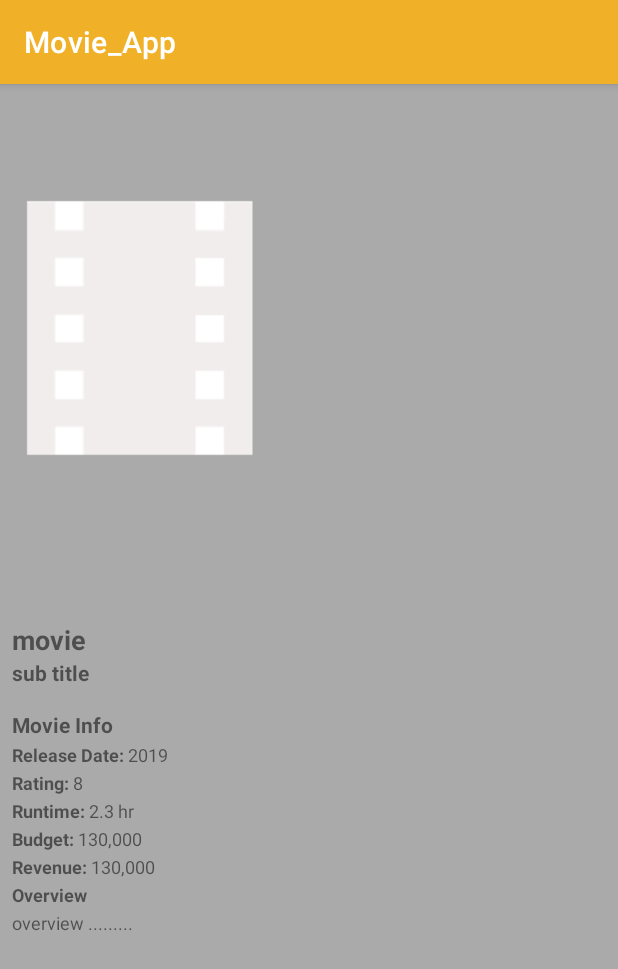
After one commit to Malerhjerne/Android_MovieApp, an Android app: the MovieActivity screen opened directly, with no data from a screen before it, on a phone screen of 412 x 824 dp. The commit adds this screen. Shown: the top 969 px of the screen. Run offline under Robolectric (Android 15) with nearby library versions, the phone set to English and light mode, and no system bars; pictures from the network do not load.

Commit message:
nice commit jeg går i seng

```diff
--- /dev/null
+++ b/app/src/main/java/com/example/movie_app/MovieFragment.kt
@@ -0,0 +1,23 @@
+package com.example.movie_app
+
+import android.os.Bundle
+import android.view.LayoutInflater
+import android.view.View
+import android.view.ViewGroup
+import android.widget.TextView
+import androidx.fragment.app.Fragment
+
+class MovieFragment : Fragment() {
+
+    override fun onCreateView(
+        inflater: LayoutInflater,
+        container: ViewGroup?,
+        savedInstanceState: Bundle?
+    ): View? {
+        val v = inflater.inflate(R.layout.fragment_movie, container, false)
+        val textView = v.findViewById<TextView>(R.id.movie_title)
+        return v
+    }
+
+
+}
--- a/app/src/main/java/com/example/movie_app/adapters/PopularMovieAdapter.kt
+++ b/app/src/main/java/com/example/movie_app/adapters/PopularMovieAdapter.kt
@@ -1,5 +1,6 @@
 package com.example.movie_app.adapters
 
+import android.os.Bundle
 import android.os.Debug
 import android.util.Log
 import android.view.LayoutInflater
@@ -13,10 +14,13 @@ import com.example.movie_app.OnItemClickListener
 import com.example.movie_app.R
 import com.example.movie_app.models.MovieModel
 import com.example.movie_app.viewmodels.MovieViewModel
+import com.example.movie_app.views.MainActivity
 
 private const val api_url = "https://image.tmdb.org/t/p/w342/"
 /*https://image.tmdb.org/t/p/w342/pgqgaUx1cJb5oZQQ5v0tNARCeBp.jpg*/
 class PopularMovieAdapter() : RecyclerView.Adapter<PopularMovieAdapter.ViewHolder>() {
+
+    var mainacc = MainActivity()
 
     //var movieList = ArrayList<MovieModel>()       // used when calling api from adapter -- now api is called in viewmodel
     var movieViewModel = MovieViewModel()
@@ -40,8 +44,20 @@ class PopularMovieAdapter() : RecyclerView.Adapter<PopularMovieAdapter.ViewHolde
         }
 
         override fun onItemClick(position: Int) {
-            Log.i("CHEKKK",position.toString())
-            Log.i("CHEKKK",movieList[position].title)
+            Log.i("CHEKKKpos",position.toString())
+            Log.i("CHEKKKtitle",movieList[position].title)
+            Log.i("CHEKKKid",movieList[position].id.toString())
+
+            var bundle = Bundle()
+            bundle.putLong("movID", movieList[position].id)
+            bundle.putString("movTitle", movieList[position].title)
+            bundle.putString("movOverview", movieList[position].overview)
+            bundle.putString("movPosterPath", movieList[position].posterPath)
+            bundle.putString("movBackdrop", movieList[position].backdropPath)
+            bundle.putFloat("movAvgRating", movieList[position].rating)
+            bundle.putString("movReleaseDate", movieList[position].releaseDate)
+
+            mainacc.startfragment(bundle)
         }
 
         override fun onClick(v: View?) {
--- a/app/src/main/java/com/example/movie_app/adapters/TopRatedMovieAdapter.kt
+++ b/app/src/main/java/com/example/movie_app/adapters/TopRatedMovieAdapter.kt
@@ -1,5 +1,6 @@
 package com.example.movie_app.adapters
 
+import android.os.Bundle
 import android.util.Log
 import android.view.LayoutInflater
 import android.view.View
@@ -17,6 +18,8 @@ import com.example.movie_app.views.MainActivity
 private const val api_url = "https://image.tmdb.org/t/p/w342/"
 class TopRatedMovieAdapter():RecyclerView.Adapter<TopRatedMovieAdapter.TopRatedViewHolder>()
     {
+
+        var mainacc = MainActivity()
 
       //  var movieList = ArrayList<MovieModel>()
         var movieViewModel = MovieViewModel()
@@ -41,10 +44,21 @@ class TopRatedMovieAdapter():RecyclerView.Adapter<TopRatedMovieAdapter.TopRatedV
             }
 
             override fun onItemClick(position: Int) {
+                Log.i("CHEKKKpos",position.toString())
+                Log.i("CHEKKKtitle",movieList[position].title)
+                Log.i("CHEKKKid",movieList[position].id.toString())
 
-                    Log.i("CHEKKK",position.toString())
-                    Log.i("CHEKKK",movieList[position].title)
-                }
+                var bundle = Bundle()
+                bundle.putLong("movID", movieList[position].id)
+                bundle.putString("movTitle", movieList[position].title)
+                bundle.putString("movOverview", movieList[position].overview)
+                bundle.putString("movPosterPath", movieList[position].posterPath)
+                bundle.putString("movBackdrop", movieList[position].backdropPath)
+                bundle.putFloat("movAvgRating", movieList[position].rating)
+                bundle.putString("movReleaseDate", movieList[position].releaseDate)
+
+                mainacc.startfragment(bundle)
+            }
 
             override fun onClick(v: View?) {
                 val position = adapterPosition
--- a/app/src/main/java/com/example/movie_app/adapters/UpcomingMovieAdapter.kt
+++ b/app/src/main/java/com/example/movie_app/adapters/UpcomingMovieAdapter.kt
@@ -7,6 +7,7 @@ import android.util.Log
 import android.view.LayoutInflater
 import android.view.View
 import android.view.ViewGroup
+import android.widget.FrameLayout
 import android.widget.ImageView
 import android.widget.TextView
 import androidx.appcompat.app.AppCompatActivity
@@ -14,10 +15,13 @@ import androidx.fragment.app.commit
 import androidx.fragment.app.replace
 import androidx.recyclerview.widget.RecyclerView
 import com.bumptech.glide.Glide
+import com.example.movie_app.MovieFragment
 import com.example.movie_app.BlueFragment
 import com.example.movie_app.OnItemClickListener
 import com.example.movie_app.R
 import com.example.movie_app.viewmodels.MovieViewModel
+import com.example.movie_app.views.MainActivity
+import com.google.gson.annotations.SerializedName
 
 
 private const val api_url = "https://image.tmdb.org/t/p/w342/"
@@ -31,7 +35,7 @@ class UpcomingMovieAdapter():RecyclerView.Adapter<UpcomingMovieAdapter.UpcomingV
 
     val movFragment = BlueFragment()
         private var pageCounter:Int = 1;
-    private lateinit var mainacc:Activity
+
         init {
             movieViewModel.loadUpcomingMovies(movieList)
             Log.i("Teess", "Er Vi her ")
@@ -61,6 +65,7 @@ class UpcomingMovieAdapter():RecyclerView.Adapter<UpcomingMovieAdapter.UpcomingV
                     bundle.putFloat("movAvgRating", movieList[position].rating)
                     bundle.putString("movReleaseDate", movieList[position].releaseDate)
                     movFragment.setArguments(bundle)
+                    //mainacc.startfragment(bundle)
                 }
 
 
--- a/app/src/main/java/com/example/movie_app/views/MainActivity.kt
+++ b/app/src/main/java/com/example/movie_app/views/MainActivity.kt
@@ -1,9 +1,11 @@
 package com.example.movie_app.views
 
+import android.content.Intent
 import android.content.res.Configuration
 import android.os.Bundle
 import android.util.Log
 import android.widget.Button
+
 import androidx.appcompat.app.AppCompatActivity
 import androidx.fragment.app.add
 import androidx.fragment.app.commit
@@ -11,6 +13,7 @@ import androidx.lifecycle.ViewModelProvider
 import androidx.recyclerview.widget.LinearLayoutManager
 import androidx.recyclerview.widget.RecyclerView
 import com.example.movie_app.BlueFragment
+import com.example.movie_app.MovieFragment
 import com.example.movie_app.R
 import com.example.movie_app.adapters.PopularMovieAdapter
 import com.example.movie_app.adapters.TopRatedMovieAdapter
@@ -109,6 +112,21 @@ class MainActivity : AppCompatActivity(){
         })*/
     }
 
+
+    /*fun startfragment(bundle: Bundle){
+
+
+        val intent = Intent(this, MovieActivity::class.java).apply{
+            putExtra("bigbundle", bundle)
+        }
+        startActivity(intent)
+
+        //findViewById<FragmentContainerView>(R.id.container)
+        Log.i("BIGtttt", "BIG TESTTTTTT")
+
+    }*/
+
+
     override fun onResume() {
         super.onResume()
         movieViewModel.loadTopRatedMovies(topRatedMovieList)
--- /dev/null
+++ b/app/src/main/java/com/example/movie_app/views/MovieActivity.kt
@@ -0,0 +1,27 @@
+package com.example.movie_app.views
+
+import androidx.appcompat.app.AppCompatActivity
+import android.os.Bundle
+import android.widget.ImageView
+import android.widget.TextView
+import com.bumptech.glide.Glide
+import com.example.movie_app.R
+
+private const val api_url = "https://image.tmdb.org/t/p/w342/"
+
+class MovieActivity : AppCompatActivity() {
+    override fun onCreate(savedInstanceState: Bundle?) {
+        super.onCreate(savedInstanceState)
+        setContentView(R.layout.fragment_movie)
+
+
+        val bundie = intent.getBundleExtra("bigbundle")
+
+        val posterV = findViewById<ImageView>(R.id.movie_poster).apply {
+            //val urlTocall = String.format(api_url + movieList[position].posterPath,)
+            //Glide.with(viewHolder.imageView.context).clear(viewHolder.imageView)
+            //Glide.with(viewHolder.imageView.context).load(urlTocall).into(viewHolder.imageView);
+        }
+
+    }
+}
--- a/app/src/main/res/layout/activity_main.xml
+++ b/app/src/main/res/layout/activity_main.xml
@@ -6,6 +6,10 @@
     android:layout_width="match_parent"
     android:layout_height="match_parent"
     tools:context=".views.MainActivity">
+
+
+
+
 
     <TextView
         android:id="@+id/popularMoviesTextView"
--- /dev/null
+++ b/app/src/main/res/layout/fragment_movie.xml
@@ -0,0 +1,208 @@
+<?xml version="1.0" encoding="utf-8"?>
+<LinearLayout xmlns:android="http://schemas.android.com/apk/res/android"
+    android:orientation="vertical"
+    android:layout_width="match_parent"
+    android:layout_height="match_parent"
+    android:background="@android:color/darker_gray"
+    android:gravity="center">
+
+    //fingerscrossed
+    <LinearLayout
+        android:layout_width="match_parent"
+        android:layout_height="match_parent"
+        android:orientation="vertical">
+
+
+        <ScrollView
+            android:layout_width="match_parent"
+            android:layout_height="match_parent">
+
+            <LinearLayout
+                android:layout_width="match_parent"
+                android:layout_height="wrap_content"
+                android:orientation="vertical"
+                android:id="@+id/linearLayout">
+
+
+                <ImageView
+                    android:id="@+id/movie_poster"
+                    android:layout_width="match_parent"
+                    android:layout_height="350dp"
+                    android:layout_gravity="center"
+                    android:scaleType="matrix"
+                    android:src="@drawable/poster_placeholder"/>
+
+                <LinearLayout
+                    android:layout_width="match_parent"
+                    android:layout_height="match_parent"
+                    android:orientation="vertical"
+                    android:layout_margin="8dp">
+
+                    <TextView
+                        android:id="@+id/movie_title"
+                        android:layout_width="wrap_content"
+                        android:layout_height="wrap_content"
+                        android:text="movie"
+                        android:textStyle="bold"
+                        android:textSize="18sp"/>
+
+                    <TextView
+                        android:id="@+id/movie_tagline"
+                        android:layout_width="wrap_content"
+                        android:layout_height="wrap_content"
+                        android:text="sub title"
+                        android:textSize="14sp"
+                        android:textStyle="bold"/>
+
+                    <TextView
+                        android:layout_width="wrap_content"
+                        android:layout_height="wrap_content"
+                        android:text="Movie Info"
+                        android:layout_marginTop="15dp"
+                        android:textSize="14sp"
+                        android:textStyle="bold"/>
+
+                    <LinearLayout
+                        android:layout_width="match_parent"
+                        android:layout_height="match_parent"
+                        android:orientation="horizontal"
+                        >
+
+                        <TextView
+                            android:layout_width="wrap_content"
+                            android:layout_height="wrap_content"
+                            android:layout_marginTop="2dp"
+                            android:text="Release Date: "
+                            android:textSize="12sp"
+                            android:textStyle="bold"
+                            />
+
+                        <TextView
+                            android:id="@+id/movie_release_date"
+                            android:layout_width="wrap_content"
+                            android:layout_height="wrap_content"
+                            android:layout_marginTop="2dp"
+                            android:text="2019"
+                            android:textSize="12sp"/>
+
+                    </LinearLayout>
+
+                    <LinearLayout
+                        android:layout_width="match_parent"
+                        android:layout_height="match_parent"
+                        android:orientation="horizontal">
+
+                        <TextView
+                            android:layout_width="wrap_content"
+                            android:layout_height="wrap_content"
+                            android:layout_marginTop="2dp"
+                            android:text="Rating: "
+                            android:textSize="12sp"
+                            android:textStyle="bold"/>
+
+                        <TextView
+                            android:id="@+id/movie_rating"
+                            android:layout_width="wrap_content"
+                            android:layout_height="wrap_content"
+                            android:layout_marginTop="2dp"
+                            android:text="8"
+                            android:textSize="12sp"/>
+
+                    </LinearLayout>
+
+                    <LinearLayout
+                        android:layout_width="match_parent"
+                        android:layout_height="match_parent"
+                        android:orientation="horizontal">
+
+                        <TextView
+                            android:layout_width="wrap_content"
+                            android:layout_height="wrap_content"
+                            android:layout_marginTop="2dp"
+                            android:text="Runtime: "
+                            android:textSize="12sp"
+                            android:textStyle="bold"/>
+
+                        <TextView
+                            android:id="@+id/movie_runtime"
+                            android:layout_width="wrap_content"
+                            android:layout_height="wrap_content"
+                            android:layout_marginTop="2dp"
+                            android:text="2.3 hr"
+                            android:textSize="12sp"/>
+
+                    </LinearLayout>
+
+                    <LinearLayout
+                        android:layout_width="match_parent"
+                        android:layout_height="match_parent"
+                        android:orientation="horizontal">
+
+                        <TextView
+                            android:layout_width="wrap_content"
+                            android:layout_height="wrap_content"
+                            android:layout_marginTop="2dp"
+                            android:text="Budget: "
+                            android:textSize="12sp"
+                            android:textStyle="bold"/>
+
+                        <TextView
+                            android:id="@+id/movie_budget"
+                            android:layout_width="wrap_content"
+                            android:layout_height="wrap_content"
+                            android:layout_marginTop="2dp"
+                            android:text="130,000"
+                            android:textSize="12sp"/>
+
+                    </LinearLayout>
+
+                    <LinearLayout
+                        android:layout_width="match_parent"
+                        android:layout_height="match_parent"
+                        android:orientation="horizontal">
+
+                        <TextView
+                            android:layout_width="wrap_content"
+                            android:layout_height="wrap_content"
+                            android:layout_marginTop="2dp"
+                            android:text="Revenue: "
+                            android:textSize="12sp"
+                            android:textStyle="bold"/>
+
+                        <TextView
+                            android:id="@+id/movie_revenue"
+                            android:layout_width="wrap_content"
+                            android:layout_height="wrap_content"
+                            android:layout_marginTop="2dp"
+                            android:text="130,000"
+                            android:textSize="12sp"/>
+
+                    </LinearLayout>
+
+                    <TextView
+                        android:layout_width="wrap_content"
+                        android:layout_height="wrap_content"
+                        android:layout_marginTop="2dp"
+                        android:text="Overview "
+                        android:textSize="12sp"
+                        android:textStyle="bold"/>
+                    <TextView
+                        android:id="@+id/movie_overview"
+                        android:layout_width="wrap_content"
+                        android:layout_height="wrap_content"
+                        android:layout_marginTop="2dp"
+                        android:text="overview ........."
+                        android:textSize="12sp"/>
+
+                </LinearLayout>
+
+            </LinearLayout>
+
+        </ScrollView>
+
+    </LinearLayout>
+
+
+
+
+</LinearLayout>
--- a/app/src/main/res/values/strings.xml
+++ b/app/src/main/res/values/strings.xml
@@ -3,4 +3,12 @@
     <string name="top_rated_movies">Top Rated Movies</string>
     <string name="popular_movies">Popular Movies</string>
     <string name="upcoming_movies">Upcoming Movies</string>
+    <!-- TODO: Remove or change this placeholder text -->
+    <string name="hello_blank_fragment">Hello blank fragment</string>
+    <string name="title_activity_frag2">FragActivity2</string>
+    <!--
+    This string is used for square devices and overridden by hello_world in
+    values-round/strings.xml for round devices.
+    -->
+    <string name="hello_world">Hello Square World!</string>
 </resources>
```
Also changed, not shown: app/src/main/AndroidManifest.xml (+9 -3 lines), app/src/main/res/drawable/poster_placeholder.png (added).
